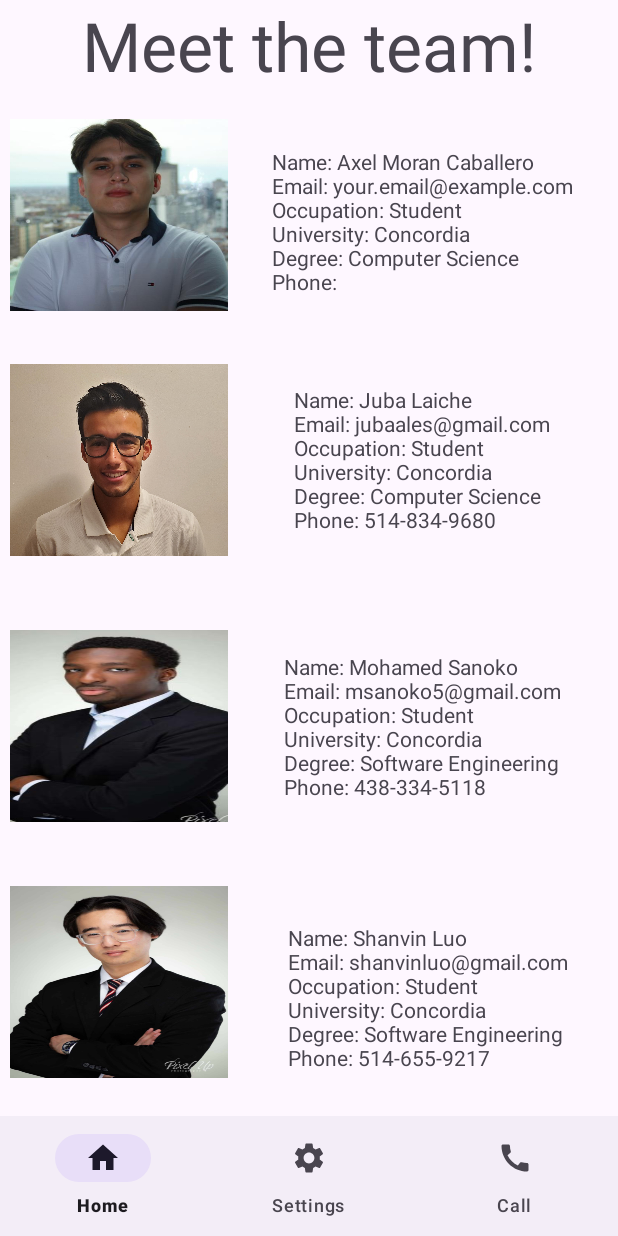
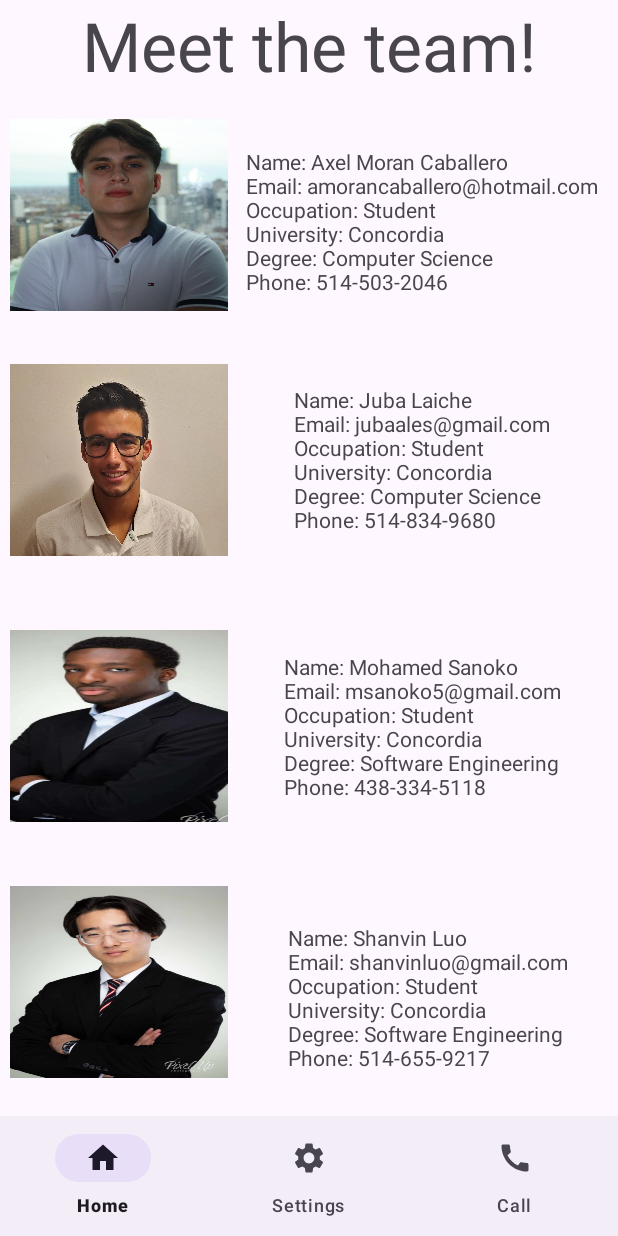
Before and after one commit to JubaX6/ResQTechAid_Ignition_Hacks_2023, an Android app: the screen it shows after launch (MainActivity), after a tap on "Contact Us", on a phone screen of 412 x 824 dp. Run offline under Robolectric (Android 15) with nearby library versions, the phone set to English and light mode, and no system bars.

Commit message:
axel contact info

```diff
--- a/app/src/main/res/layout/fragment_contact.xml
+++ b/app/src/main/res/layout/fragment_contact.xml
@@ -65,7 +65,7 @@
         android:layout_height="wrap_content"
         android:layout_marginTop="8dp"
         android:layout_marginEnd="8dp"
-        android:text="Name: Axel Moran Caballero\nEmail: your.email@example.com\nOccupation: Student\nUniversity: Concordia\nDegree: Computer Science\nPhone: "
+        android:text="Name: Axel Moran Caballero\nEmail: amorancaballero@hotmail.com\nOccupation: Student\nUniversity: Concordia\nDegree: Computer Science\nPhone: 514-503-2046 "
         app:layout_constraintBottom_toTopOf="@+id/guideline5"
         app:layout_constraintEnd_toEndOf="parent"
         app:layout_constraintStart_toStartOf="@+id/guideline4"
```
